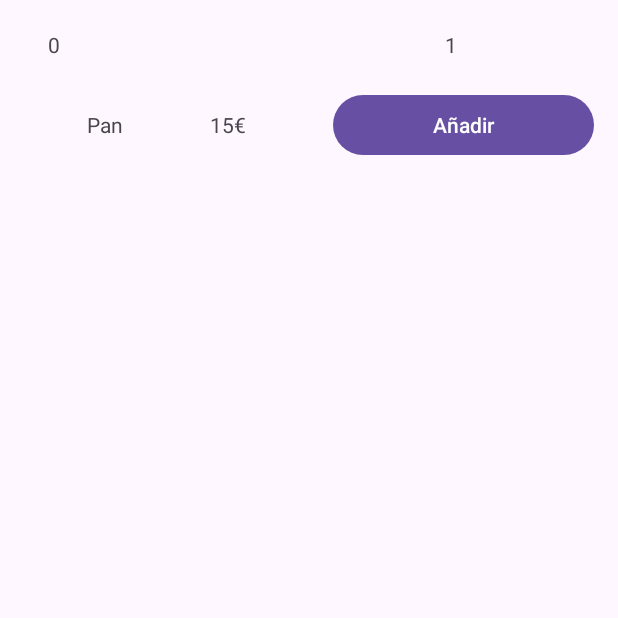
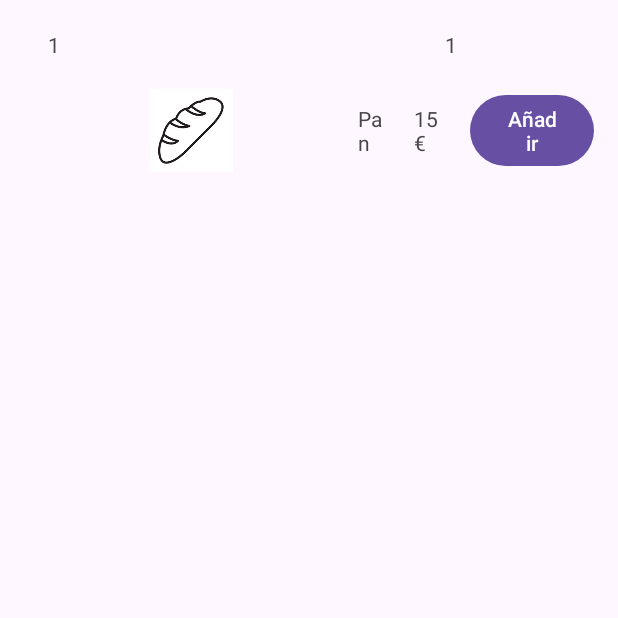
Before and after one commit to alvarohv2021/AppTienda, an Android app: the screen it shows after launch (MainActivity), after a tap on "Añadir", on a phone screen of 412 x 824 dp, the top half of it. Run offline under Robolectric (Android 15) with nearby library versions, the phone set to English and light mode, and no system bars.

Commit message:
ya se ve la imágen

```diff
--- a/app/src/main/java/com/example/apptienda/MainActivity.java
+++ b/app/src/main/java/com/example/apptienda/MainActivity.java
@@ -22,7 +22,7 @@ public class MainActivity extends AppCompatActivity {
         int totalPrecio = Integer.parseInt(viewTotalPrecio.getText().toString());
         int cantidadTotal = Integer.parseInt(viewCantidadTotal.getText().toString());
 
-        viewTotalPrecio.setText(totalPrecio);
+        viewTotalPrecio.setText(totalPrecio+1+"");
         viewCantidadTotal.setText(cantidadTotal+1+"");
 
     }
--- a/app/src/main/res/layout/activity_main.xml
+++ b/app/src/main/res/layout/activity_main.xml
@@ -50,8 +50,7 @@
                 android:layout_width="wrap_content"
                 android:layout_height="match_parent"
                 android:layout_weight="1"
-                tools:srcCompat="@tools:sample/avatars" />
-
+                android:src="@drawable/pan" />
             <TextView
                 android:layout_width="wrap_content"
                 android:layout_height="wrap_content"
```
Also changed, not shown: app/src/main/res/drawable/pan.png (added).
